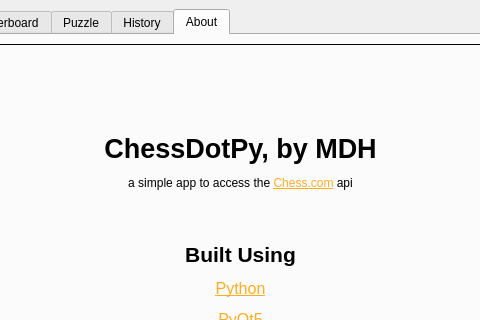
Qt form src/interface/main_window.ui (afmdiazh/Chess-Dot-Py) before a commit; both pictures show x 109 to 589 and y 0 to 320 of the 699 by 600 pixel window.
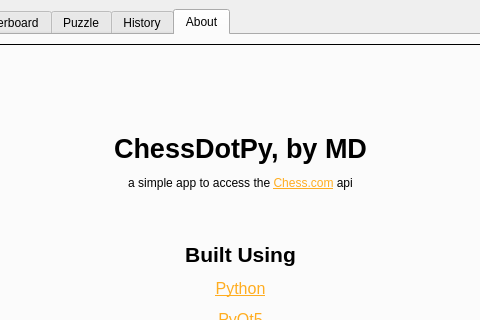
The same form after that commit. The open tabs and pages were chosen to show the change. Icons and pictures are not drawn. Custom widgets are drawn as their Qt base class.

Commit message: Adjusted UI, implemented F5 as a keybind to press refresh buttons

Diff of the .ui file:
```diff
--- a/src/interface/main_window.ui
+++ b/src/interface/main_window.ui
@@ -1955,7 +1955,7 @@
              <item>
               <widget class="QLabel" name="labelAbout">
                <property name="text">
-                <string>&lt;html&gt;&lt;head/&gt;&lt;body&gt;&lt;p align=&quot;center&quot;&gt;&lt;span style=&quot; font-size:20pt; font-weight:600;&quot;&gt;ChessDotPy, by MDH&lt;/span&gt;&lt;/p&gt;&lt;p align=&quot;center&quot;&gt;a simple app to access the &lt;a href=&quot;Chess.com&quot;&gt;&lt;span style=&quot; text-decoration: underline; color:#ffad20;&quot;&gt;Chess.com&lt;/span&gt;&lt;/a&gt; api&lt;/p&gt;&lt;p align=&quot;center&quot;&gt;&lt;br/&gt;&lt;/p&gt;&lt;p align=&quot;center&quot;&gt;&lt;span style=&quot; font-size:16pt; font-weight:600;&quot;&gt;Built Using&lt;/span&gt;&lt;/p&gt;&lt;p align=&quot;center&quot;&gt;&lt;a href=&quot;https://www.python.org/about/&quot;&gt;&lt;span style=&quot; font-size:12pt; text-decoration: underline; color:#ffad20;&quot;&gt;Python&lt;/span&gt;&lt;/a&gt;&lt;/p&gt;&lt;p align=&quot;center&quot;&gt;&lt;a href=&quot;https://pypi.org/project/PyQt5/&quot;&gt;&lt;span style=&quot; font-size:12pt; text-decoration: underline; color:#ffad20;&quot;&gt;PyQt5&lt;/span&gt;&lt;/a&gt;&lt;/p&gt;&lt;p align=&quot;center&quot;&gt;&lt;a href=&quot;https://pypi.org/project/chess.com/&quot;&gt;&lt;span style=&quot; font-size:12pt; text-decoration: underline; color:#ffad20;&quot;&gt;Chess.com API&lt;/span&gt;&lt;/a&gt;&lt;/p&gt;&lt;p align=&quot;center&quot;&gt;&lt;br/&gt;&lt;/p&gt;&lt;p align=&quot;center&quot;&gt;&lt;span style=&quot; font-size:16pt; font-weight:600;&quot;&gt;Other&lt;/span&gt;&lt;/p&gt;&lt;p align=&quot;center&quot;&gt;&lt;a href=&quot;https://github.com/mgldz/Chess-Dot-Py&quot;&gt;&lt;span style=&quot; font-size:12pt; text-decoration: underline; color:#ffad20;&quot;&gt;Github&lt;/span&gt;&lt;/a&gt;&lt;/p&gt;&lt;/body&gt;&lt;/html&gt;</string>
+                <string>&lt;html&gt;&lt;head/&gt;&lt;body&gt;&lt;p align=&quot;center&quot;&gt;&lt;span style=&quot; font-size:20pt; font-weight:600;&quot;&gt;ChessDotPy, by MD&lt;/span&gt;&lt;/p&gt;&lt;p align=&quot;center&quot;&gt;a simple app to access the &lt;a href=&quot;Chess.com&quot;&gt;&lt;span style=&quot; text-decoration: underline; color:#ffad20;&quot;&gt;Chess.com&lt;/span&gt;&lt;/a&gt; api&lt;/p&gt;&lt;p align=&quot;center&quot;&gt;&lt;br/&gt;&lt;/p&gt;&lt;p align=&quot;center&quot;&gt;&lt;span style=&quot; font-size:16pt; font-weight:600;&quot;&gt;Built Using&lt;/span&gt;&lt;/p&gt;&lt;p align=&quot;center&quot;&gt;&lt;a href=&quot;https://www.python.org/about/&quot;&gt;&lt;span style=&quot; font-size:12pt; text-decoration: underline; color:#ffad20;&quot;&gt;Python&lt;/span&gt;&lt;/a&gt;&lt;/p&gt;&lt;p align=&quot;center&quot;&gt;&lt;a href=&quot;https://pypi.org/project/PyQt5/&quot;&gt;&lt;span style=&quot; font-size:12pt; text-decoration: underline; color:#ffad20;&quot;&gt;PyQt5&lt;/span&gt;&lt;/a&gt;&lt;/p&gt;&lt;p align=&quot;center&quot;&gt;&lt;a href=&quot;https://pypi.org/project/chess.com/&quot;&gt;&lt;span style=&quot; font-size:12pt; text-decoration: underline; color:#ffad20;&quot;&gt;Chess.com API&lt;/span&gt;&lt;/a&gt;&lt;/p&gt;&lt;p align=&quot;center&quot;&gt;&lt;br/&gt;&lt;/p&gt;&lt;p align=&quot;center&quot;&gt;&lt;span style=&quot; font-size:16pt; font-weight:600;&quot;&gt;Other&lt;/span&gt;&lt;/p&gt;&lt;p align=&quot;center&quot;&gt;&lt;a href=&quot;https://github.com/mgldz/Chess-Dot-Py&quot;&gt;&lt;span style=&quot; font-size:12pt; text-decoration: underline; color:#ffad20;&quot;&gt;Github&lt;/span&gt;&lt;/a&gt;&lt;/p&gt;&lt;/body&gt;&lt;/html&gt;</string>
                </property>
               </widget>
              </item>
```
Left out of the diff: 21 changed lines with no effect on the pictures. The commit also changes 1 other file.
